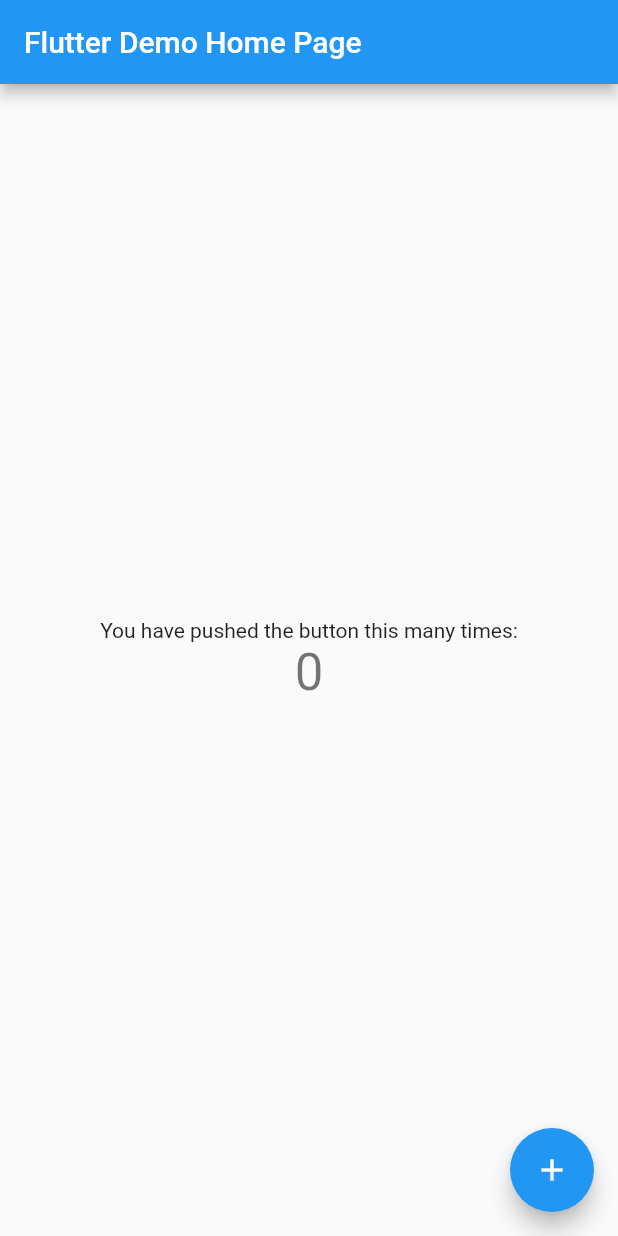
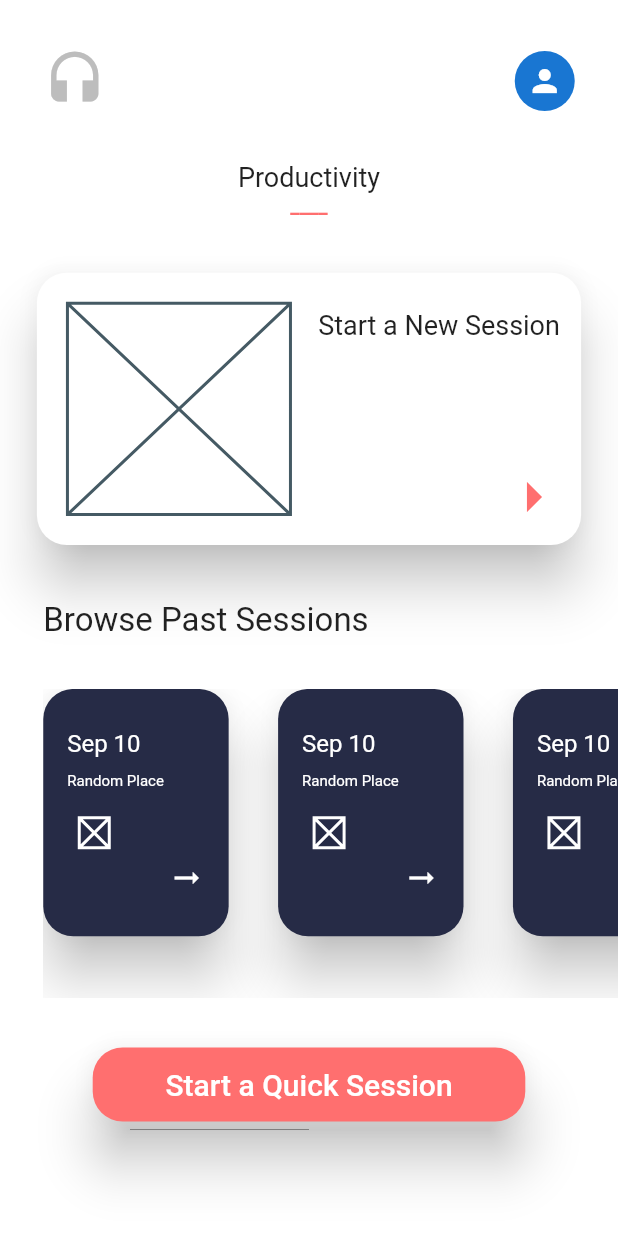
Before and after one commit to Zubi1001/acesmindrealm, a Flutter app: the screen it shows after launch, on a phone screen of 412 x 824 dp. Run offline on Flutter 3.47's test engine with Material 2 defaults, Android fonts, the light colour scheme and no system bars; our stand-ins replace firebase_analytics, firebase_auth, firebase_crashlytics; accounts and stored records are empty.

Commit message:
first screen

```diff
--- /dev/null
+++ b/aces/lib/Objects/session.dart
@@ -0,0 +1,43 @@
+class Session {
+  DateTime startTime;
+  DateTime endTime;
+  Duration duration;
+  String place;
+  double rating;
+  int tiredness;
+  Duration timeInFlow;
+  String sessionNotes;
+
+  Session({
+    this.duration,
+    this.endTime,
+    this.startTime,
+    this.place,
+    this.rating,
+    this.sessionNotes,
+    this.timeInFlow,
+    this.tiredness,
+  });
+
+  Map<String, dynamic> toJson() => {
+        'startTime': startTime,
+        'endTime': endTime,
+        'duration': duration.toString(),
+        'place': place,
+        'rating': rating,
+        'tiredness': tiredness,
+        'timeInFlow': timeInFlow.toString(),
+        'sessionNotes': sessionNotes,
+      };
+
+  Session.fromJson(Map<String, dynamic> json) {
+    startTime = json['startTime'];
+    endTime = json['endTime'];
+    duration = startTime.difference(endTime);
+    place = json['place'];
+    rating = json['rating'];
+    tiredness = json['tiredness'];
+    timeInFlow = json['timeInFlow'];
+    sessionNotes = json['sessionNotes'];
+  }
+}
--- /dev/null
+++ b/aces/lib/Objects/user.dart
@@ -0,0 +1,6 @@
+class User{
+  String name;
+  String uid;
+  int sessionCount;
+
+}
--- /dev/null
+++ b/aces/lib/Screens/Dashboard.dart
@@ -0,0 +1,271 @@
+import 'package:aces/Objects/session.dart';
+import 'package:flutter/material.dart';
+import 'package:intl/intl.dart';
+
+class Dashboard extends StatefulWidget {
+  @override
+  _DashboardState createState() => _DashboardState();
+}
+
+class _DashboardState extends State<Dashboard> {
+  @override
+  Widget build(BuildContext context) {
+    double height = MediaQuery.of(context).size.height;
+    double width = MediaQuery.of(context).size.width;
+    return SafeArea(
+      child: Scaffold(
+        body: Container(
+          width: width,
+          height: height,
+          child: Column(
+            children: [
+              SizedBox(
+                height: height * 0.04,
+              ),
+              Row(
+                // mainAxisAlignment: MainAxisAlignment.spaceBetween,
+                children: [
+                  SizedBox(
+                    width: width * 0.07,
+                  ),
+                  Icon(
+                    Icons.headset,
+                    color: Colors.grey[400],
+                    size: 42,
+                  ),
+                  Spacer(),
+                  CircleAvatar(
+                    child: Icon(Icons.person),
+                  ),
+                  SizedBox(
+                    width: width * 0.07,
+                  ),
+                ],
+              ),
+              SizedBox(
+                height: height * 0.04,
+              ),
+              Text(
+                "Productivity",
+                style: TextStyle(
+                  fontSize: 18,
+                ),
+              ),
+              Text(
+                "____",
+                style: TextStyle(
+                  color: Color(0xFFFF6F6F),
+                  fontWeight: FontWeight.bold,
+                ),
+              ),
+              SizedBox(
+                height: height * 0.04,
+              ),
+              Container(
+                height: height * 0.23,
+                width: width * 0.9,
+                //            decoration: BoxDecoration(
+                //   boxShadow: [
+                //     BoxShadow(
+                //       blurRadius: 1,
+                //       color: Colors.black.withOpacity(0.3),
+                //       offset: Offset(0,0),
+                //       spreadRadius: 1,
+                //     ),
+                //   ]
+                // ),
+                child: Card(
+                  shape: RoundedRectangleBorder(
+                    borderRadius: BorderRadius.circular(
+                      20,
+                    ),
+                  ),
+                  elevation: 15,
+                  child: Padding(
+                    padding: const EdgeInsets.all(8.0),
+                    child: Row(
+                      children: [
+                        Expanded(
+                            child: Padding(
+                          padding: EdgeInsets.all(width * 0.03),
+                          child: Placeholder(),
+                        )),
+                        Expanded(
+                          child: Column(
+                            children: [
+                              SizedBox(
+                                height: height * 0.02,
+                              ),
+                              Text(
+                                "Start a New Session",
+                                style: TextStyle(
+                                  fontSize: 18,
+                                ),
+                              ),
+                              Spacer(),
+                              Align(
+                                alignment: Alignment.centerRight,
+                                child: Icon(
+                                  Icons.arrow_right,
+                                  color: Color(0xFFFF6F6F),
+                                  size: 48,
+                                ),
+                              ),
+                            ],
+                          ),
+                        )
+                      ],
+                    ),
+                  ),
+                ),
+              ),
+              SizedBox(
+                height: height * 0.04,
+              ),
+              Padding(
+                padding: EdgeInsets.only(left: width * 0.07),
+                child: Align(
+                  alignment: Alignment.centerLeft,
+                  child: Text(
+                    "Browse Past Sessions",
+                    style: TextStyle(
+                      fontSize: 22,
+                    ),
+                  ),
+                ),
+              ),
+              SizedBox(
+                height: height * 0.04,
+              ),
+              Container(
+                height: height * 0.25,
+                child: Padding(
+                  padding: EdgeInsets.only(left: width * 0.07),
+                  child: ListView.separated(
+                    separatorBuilder: (context, index) => SizedBox(
+                      width: width * 0.08,
+                    ),
+                    scrollDirection: Axis.horizontal,
+                    itemCount: 5,
+                    itemBuilder: (BuildContext context, int index) {
+                      return SessionVerticalCard();
+                    },
+                  ),
+                ),
+              ),
+              SizedBox(
+                height: height * 0.04,
+              ),
+              Container(
+                width: width * 0.7,
+                height: height * 0.06,
+                child: RaisedButton(
+                  elevation: 15,
+                  color: Color(0xFFFF6F6F),
+                  shape: RoundedRectangleBorder(
+                    borderRadius: BorderRadius.circular(20),
+                  ),
+                  onPressed: () {},
+                  child: Text(
+                    "Start a Quick Session",
+                    style: TextStyle(
+                      fontSize: 20,
+                      color: Colors.white,
+                    ),
+                  ),
+                ),
+              )
+            ],
+          ),
+        ),
+      ),
+    );
+  }
+}
+
+class SessionVerticalCard extends StatelessWidget {
+  final Session session;
+
+  SessionVerticalCard({this.session});
+  @override
+  Widget build(BuildContext context) {
+    return Container(
+      height: MediaQuery.of(context).size.height * 0.23,
+      width: MediaQuery.of(context).size.width * 0.30,
+      decoration: BoxDecoration(),
+      constraints:
+          BoxConstraints(maxHeight: MediaQuery.of(context).size.height * 0.23),
+      child: Card(
+        margin: EdgeInsets.only(
+          bottom: MediaQuery.of(context).size.height * 0.05,
+        ),
+        color: Color(0xFF262B46),
+        shape: RoundedRectangleBorder(
+          borderRadius: BorderRadius.circular(20),
+        ),
+        elevation: 15,
+        child: Padding(
+          padding: const EdgeInsets.all(16.0),
+          child: Column(
+            mainAxisAlignment: MainAxisAlignment.center,
+            crossAxisAlignment: CrossAxisAlignment.start,
+            mainAxisSize: MainAxisSize.min,
+            children: [
+              Text(
+                DateFormat.yMMMd()
+                    .format(
+                      session?.startTime ?? DateTime.now(),
+                    )
+                    .substring(
+                      0,
+                      DateFormat.yMMMd()
+                          .format(
+                            session?.startTime ?? DateTime.now(),
+                          )
+                          .indexOf(','),
+                    ),
+                style: TextStyle(
+                  fontSize: 16,
+                  color: Colors.white,
+                ),
+              ),
+              SizedBox(
+                height: 10,
+              ),
+              Text(
+                session?.place ?? "Random Place",
+                style: TextStyle(
+                  fontSize: 10,
+                  color: Colors.white,
+                ),
+              ),
+              SizedBox(
+                height: 10,
+              ),
+              Row(
+                children: [
+                  Padding(
+                    padding: const EdgeInsets.all(8.0),
+                    child: Placeholder(
+                      color: Colors.white,
+                      fallbackWidth: 20,
+                      fallbackHeight: 20,
+                    ),
+                  ),
+                  Spacer(),
+                ],
+              ),
+              Align(
+                alignment: Alignment.centerRight,
+                child: Icon(
+                  Icons.arrow_right_alt_outlined,
+                  color: Colors.white,
+                ),
+              ),
+            ],
+          ),
+        ),
+      ),
+    );
+  }
+}
--- /dev/null
+++ b/aces/lib/Screens/login.dart
@@ -0,0 +1,15 @@
+import 'package:flutter/material.dart';
+
+class LoginPage extends StatefulWidget {
+  @override
+  _LoginPageState createState() => _LoginPageState();
+}
+
+class _LoginPageState extends State<LoginPage> {
+  @override
+  Widget build(BuildContext context) {
+    return Container(
+
+    );
+  }
+}
--- /dev/null
+++ b/aces/lib/auth/authService.dart
@@ -0,0 +1,19 @@
+import 'package:aces/Screens/Dashboard.dart';
+import 'package:aces/Screens/login.dart';
+import 'package:firebase_auth/firebase_auth.dart';
+import 'package:flutter/material.dart';
+
+class AuthService {
+  handleAuth() {
+    return StreamBuilder(
+      stream: FirebaseAuth.instance.onAuthStateChanged,
+      builder: (BuildContext context, AsyncSnapshot<FirebaseUser> snapshot) {
+        if (snapshot.hasData) {
+          return Dashboard();
+        } else {
+          return LoginPage();
+        }
+      },
+    );
+  }
+}
--- a/aces/lib/main.dart
+++ b/aces/lib/main.dart
@@ -1,3 +1,4 @@
+import 'package:aces/Screens/Dashboard.dart';
 import 'package:firebase_analytics/firebase_analytics.dart';
 import 'package:firebase_crashlytics/firebase_crashlytics.dart';
 import 'package:flutter/material.dart';
@@ -5,7 +6,8 @@
 FirebaseAnalytics analytics;
 void main() {
   WidgetsFlutterBinding.ensureInitialized();
-  Crashlytics.instance.enableInDevMode = true; // turn this off after seeing reports in in the console.
+  Crashlytics.instance.enableInDevMode =
+      true; // turn this off after seeing reports in in the console.
   FlutterError.onError = Crashlytics.instance.recordFlutterError;
   analytics = FirebaseAnalytics();
   runApp(MyApp());
@@ -18,107 +20,19 @@
     return MaterialApp(
       title: 'Flutter Demo',
       theme: ThemeData(
-        // This is the theme of your application.
-        //
-        // Try running your application with "flutter run". You'll see the
-        // application has a blue toolbar. Then, without quitting the app, try
-        // changing the primarySwatch below to Colors.green and then invoke
-        // "hot reload" (press "r" in the console where you ran "flutter run",
-        // or simply save your changes to "hot reload" in a Flutter IDE).
-        // Notice that the counter didn't reset back to zero; the application
-        // is not restarted.
+        appBarTheme: AppBarTheme(
+            iconTheme: IconThemeData(
+              color: Color(0xFF333844),
+            ),
+            elevation: 0,
+            actionsIconTheme: IconThemeData(
+              color: Color(0xFFC4C4C4),
+            )),
+        scaffoldBackgroundColor: Colors.white,
         primarySwatch: Colors.blue,
-        // This makes the visual density adapt to the platform that you run
-        // the app on. For desktop platforms, the controls will be smaller and
-        // closer together (more dense) than on mobile platforms.
         visualDensity: VisualDensity.adaptivePlatformDensity,
       ),
-      home: MyHomePage(title: 'Flutter Demo Home Page'),
+      home: Dashboard(),
     );
   }
 }
-
-class MyHomePage extends StatefulWidget {
-  MyHomePage({Key key, this.title}) : super(key: key);
-
-  // This widget is the home page of your application. It is stateful, meaning
-  // that it has a State object (defined below) that contains fields that affect
-  // how it looks.
-
-  // This class is the configuration for the state. It holds the values (in this
-  // case the title) provided by the parent (in this case the App widget) and
-  // used by the build method of the State. Fields in a Widget subclass are
-  // always marked "final".
-
-  final String title;
-
-  @override
-  _MyHomePageState createState() => _MyHomePageState();
-}
-
-class _MyHomePageState extends State<MyHomePage> {
-  int _counter = 0;
-
-  void _incrementCounter() {
-    setState(() {
-      // This call to setState tells the Flutter framework that something has
-      // changed in this State, which causes it to rerun the build method below
-      // so that the display can reflect the updated values. If we changed
-      // _counter without calling setState(), then the build method would not be
-      // called again, and so nothing would appear to happen.
-      _counter++;
-    });
-  }
-
-  @override
-  Widget build(BuildContext context) {
-    // This method is rerun every time setState is called, for instance as done
-    // by the _incrementCounter method above.
-    //
-    // The Flutter framework has been optimized to make rerunning build methods
-    // fast, so that you can just rebuild anything that needs updating rather
-    // than having to individually change instances of widgets.
-    return Scaffold(
-      appBar: AppBar(
-        // Here we take the value from the MyHomePage object that was created by
-        // the App.build method, and use it to set our appbar title.
-        title: Text(widget.title),
-      ),
-      body: Center(
-        // Center is a layout widget. It takes a single child and positions it
-        // in the middle of the parent.
-        child: Column(
-          // Column is also a layout widget. It takes a list of children and
-          // arranges them vertically. By default, it sizes itself to fit its
-          // children horizontally, and tries to be as tall as its parent.
-          //
-          // Invoke "debug painting" (press "p" in the console, choose the
-          // "Toggle Debug Paint" action from the Flutter Inspector in Android
-          // Studio, or the "Toggle Debug Paint" command in Visual Studio Code)
-          // to see the wireframe for each widget.
-          //
-          // Column has various properties to control how it sizes itself and
-          // how it positions its children. Here we use mainAxisAlignment to
-          // center the children vertically; the main axis here is the vertical
-          // axis because Columns are vertical (the cross axis would be
-          // horizontal).
-          mainAxisAlignment: MainAxisAlignment.center,
-          children: <Widget>[
-            Text(
-              'You have pushed the button this many times:',
-            ),
-            Text(
-              '$_counter',
-              style: Theme.of(context).textTheme.headline4,
-            ),
-          ],
-        ),
-      ),
-      floatingActionButton: FloatingActionButton(
-        onPressed: _incrementCounter,
-        tooltip: 'Increment',
-        child: Icon(Icons.add),
-      ), // This trailing comma makes auto-formatting nicer for build methods.
-    );
-  }
-}
--- a/aces/pubspec.yaml
+++ b/aces/pubspec.yaml
@@ -33,7 +33,7 @@
   cloud_firestore:
 
   # User Auth
-  firebase_auth:
+  firebase_auth: 0.16.0
   google_sign_in:
 
   # Analytics
@@ -44,6 +44,9 @@
 
   # Performance
   firebase_performance:
+
+
+  intl:
 
 dev_dependencies:
   flutter_test:
```
Also changed, not shown: aces/pubspec.lock.
